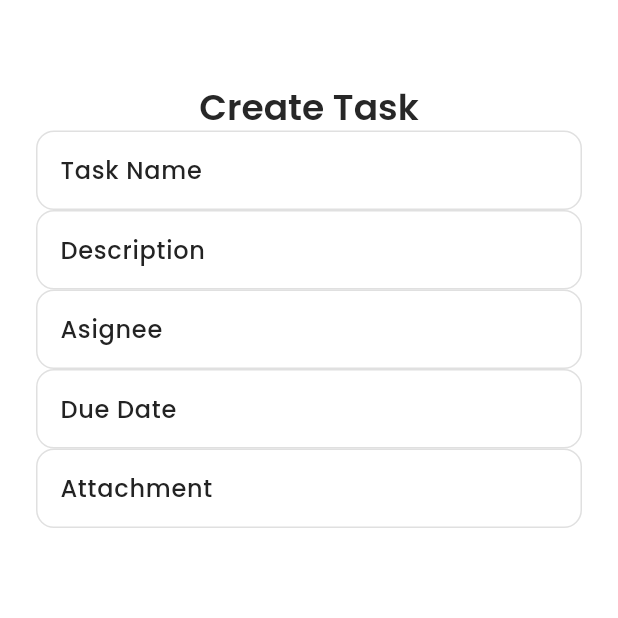
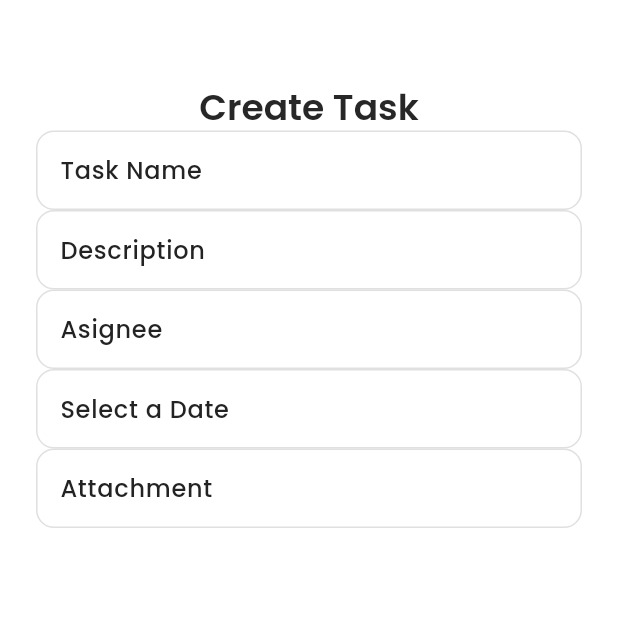
Before and after one commit to cweijin/Remin-DERE, a Flutter app: the ManualAllocation screen opened directly, on a phone screen of 412 x 824 dp, the top half of it. Run offline on Flutter 3.47's test engine with Material 3 defaults, Android fonts, the phone set to English and light mode, and no system bars; our stand-ins replace cloud_firestore, connectivity_plus, firebase_auth, firebase_core, firebase_storage, flutter_native_splash and 5 more; accounts and stored records are empty.

Commit message:
ultimate date picker solved
need backend integration

```diff
--- a/lib/features/taskallocation/screens/manual_allocation/manual_allocation.dart
+++ b/lib/features/taskallocation/screens/manual_allocation/manual_allocation.dart
@@ -1,11 +1,16 @@
 import 'package:flutter/material.dart';
+import 'package:get/get.dart';
+import 'package:get_storage/get_storage.dart';
 import 'package:remindere/common/styles/spacing_styles.dart';
+import 'package:remindere/features/taskallocation/controllers/task_allocation_controller.dart';
 
 class ManualAllocation extends StatelessWidget {
   const ManualAllocation({super.key});
 
   @override
   Widget build(BuildContext context) {
+    final controller = Get.put(TaskAllocationController());
+
     return Scaffold(
       body: SingleChildScrollView(
         child: Padding(
@@ -34,11 +39,20 @@ class ManualAllocation extends StatelessWidget {
                         labelText: 'Asignee',
                       ),
                     ),
-                    TextFormField(
-                      decoration: const InputDecoration(
-                        labelText: 'Due Date',
+
+                    // due date picker
+                      TextField(
+                        controller: controller.date,
+                        decoration:  InputDecoration(
+                          labelText: 'Select a Date',
+                        ),
+                        readOnly: true,
+                        onTap: () {
+                          controller.selectDate(context);
+
+                        },
                       ),
-                    ),
+
                     TextFormField(
                       decoration: const InputDecoration(
                         labelText: 'Attachment',
```
Also changed, not shown: lib/features/calendar/controllers/event_controller.dart (deleted, +0 -60 lines), lib/features/calendar/screens/create_event.dart (deleted, +0 -57 lines), lib/features/taskallocation/controllers/task_allocation_controller.dart (added, +26 -0 lines), 1 other file.
